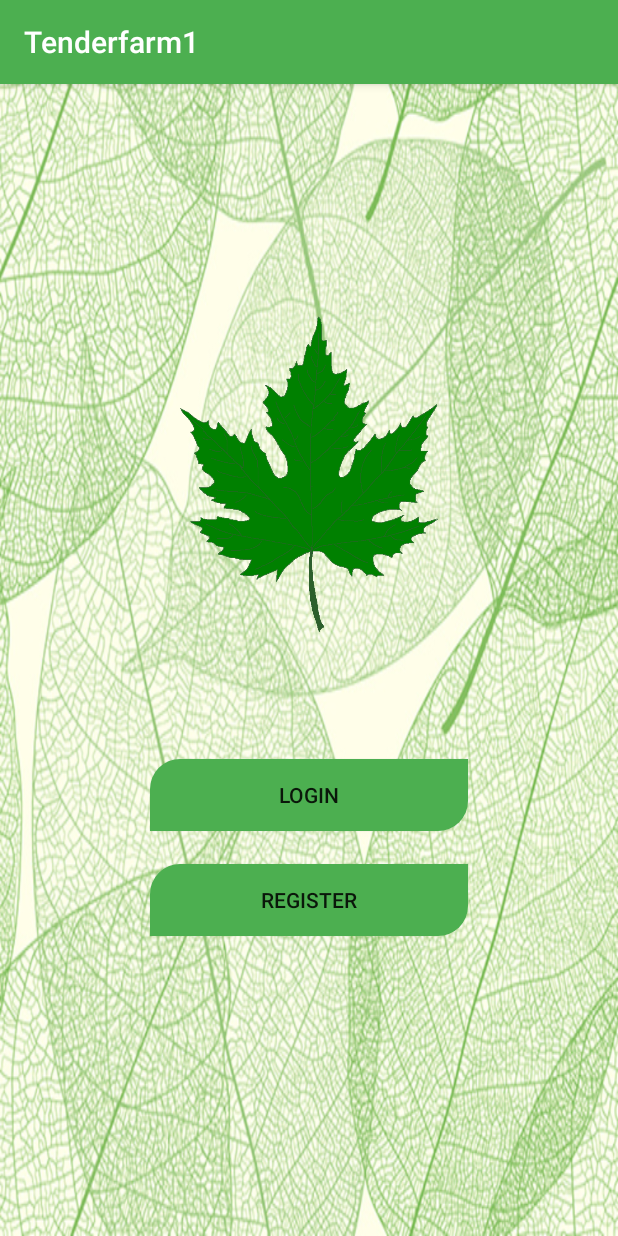
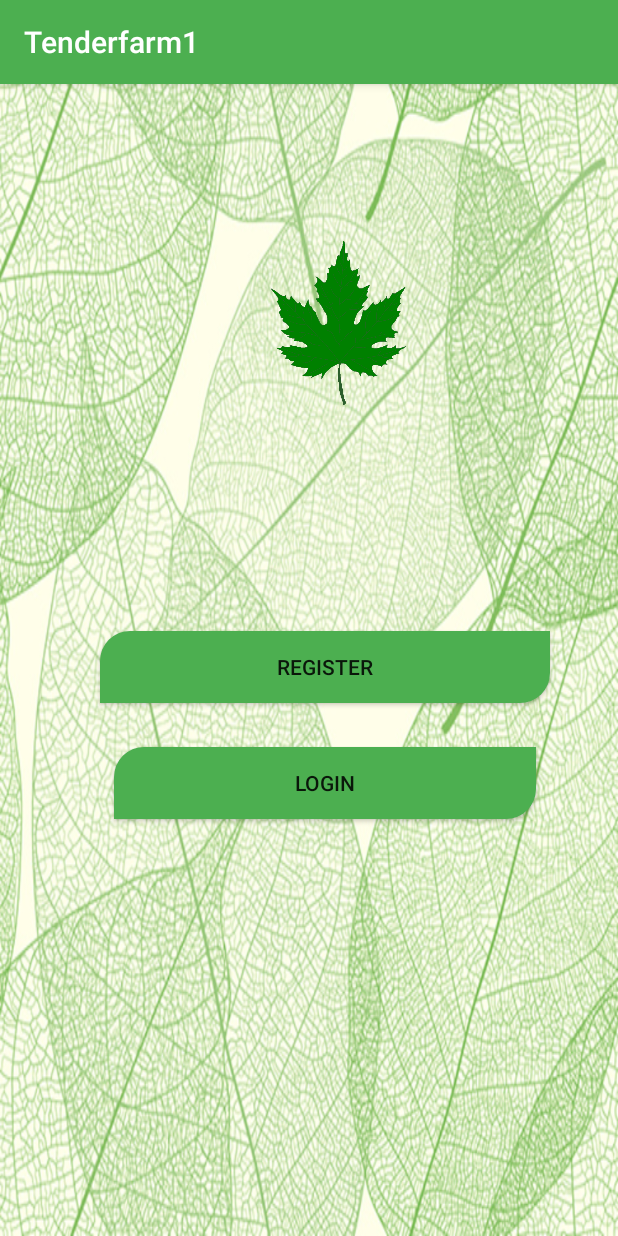
Before and after one commit to kkneha/tenderfarm, an Android app: the screen it shows after launch (MainActivity), on a phone screen of 412 x 824 dp. Run offline under Robolectric (Android 15) with nearby library versions, the phone set to English and light mode, and no system bars; Roboto replaces fonts that are not available here.

Commit message:
layout changed

```diff
--- a/app/src/main/res/layout/activity_main.xml
+++ b/app/src/main/res/layout/activity_main.xml
@@ -1,5 +1,4 @@
-<?xml version="1.0" encoding="utf-8"?>
-<RelativeLayout xmlns:android="http://schemas.android.com/apk/res/android"
+<androidx.constraintlayout.widget.ConstraintLayout xmlns:android="http://schemas.android.com/apk/res/android"
     xmlns:app="http://schemas.android.com/apk/res-auto"
     xmlns:tools="http://schemas.android.com/tools"
     android:layout_width="match_parent"
@@ -10,32 +9,41 @@
 
     <ImageView
         android:id="@+id/main_logo"
-        android:layout_width="600dp"
-        android:layout_height="500dp"
-        android:layout_marginLeft="120dp"
-        android:layout_marginTop="10dp"
-        android:layout_marginRight="120dp"
+        android:layout_width="90dp"
+        android:layout_height="0dp"
+        android:layout_marginTop="46dp"
+        android:layout_marginEnd="141dp"
+        android:layout_marginBottom="92dp"
         android:contentDescription="@string/logo"
+        app:layout_constraintBottom_toTopOf="@+id/main_reg_button"
+        app:layout_constraintEnd_toEndOf="parent"
+        app:layout_constraintTop_toTopOf="parent"
         app:srcCompat="@drawable/logo" />
 
     <Button
         android:id="@+id/main_log_button"
-        android:layout_width="300dp"
+        android:layout_width="281dp"
         android:layout_height="wrap_content"
-        android:layout_marginLeft="100dp"
-        android:layout_marginTop="450dp"
-        android:layout_marginRight="100dp"
+        android:layout_marginStart="8dp"
+        android:layout_marginEnd="8dp"
+        android:layout_marginBottom="278dp"
         android:background="@drawable/buttons"
-        android:text="@string/LOGIN" />
+        android:text="@string/LOGIN"
+        app:layout_constraintBottom_toBottomOf="parent"
+        app:layout_constraintEnd_toEndOf="@+id/main_reg_button"
+        app:layout_constraintStart_toStartOf="@+id/main_reg_button"
+        app:layout_constraintTop_toBottomOf="@+id/main_reg_button" />
 
     <Button
         android:id="@+id/main_reg_button"
         android:layout_width="300dp"
         android:layout_height="wrap_content"
-        android:layout_marginLeft="100dp"
-        android:layout_marginTop="520dp"
-        android:layout_marginRight="100dp"
+        android:layout_marginEnd="45dp"
+        android:layout_marginBottom="29dp"
         android:background="@drawable/buttons"
-        android:text="@string/REGISTER" />
+        android:text="@string/REGISTER"
+        app:layout_constraintBottom_toTopOf="@+id/main_log_button"
+        app:layout_constraintEnd_toEndOf="parent"
+        app:layout_constraintTop_toBottomOf="@+id/main_logo" />
 
-</RelativeLayout>
+</androidx.constraintlayout.widget.ConstraintLayout>
```
